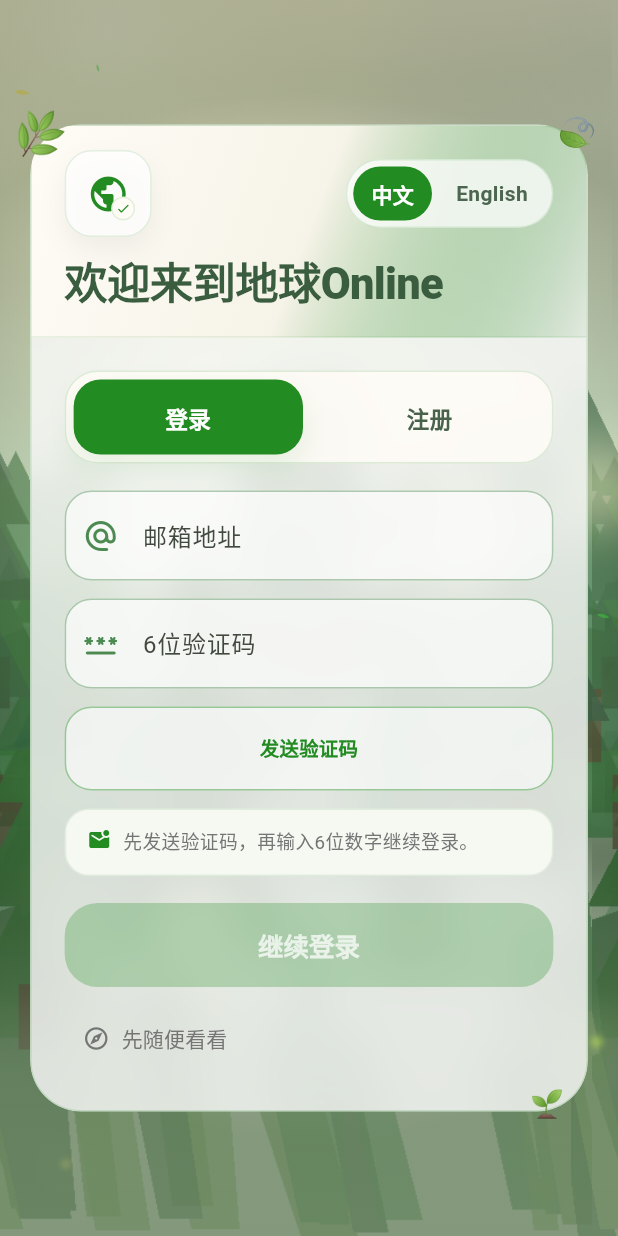
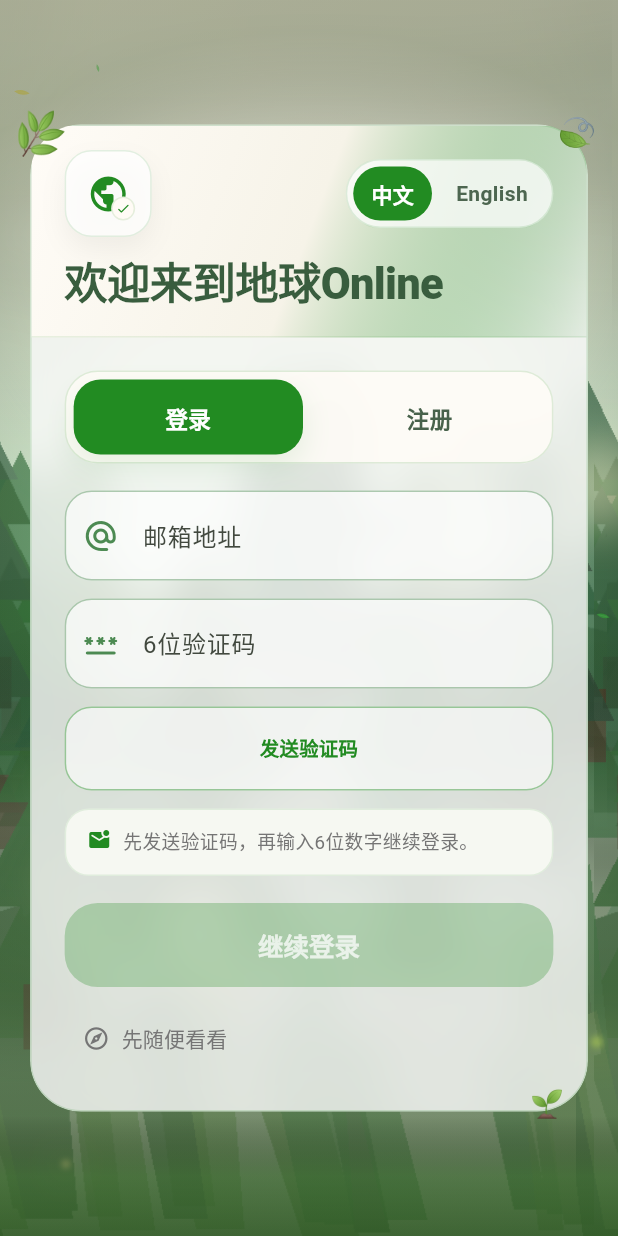
Before and after one commit to xunyud/Earth-Online, a Flutter app: the screen it shows after launch, on a phone screen of 412 x 824 dp. Run offline on Flutter 3.47's test engine with Material 3 defaults, Android fonts, the phone set to English and light mode, and no system bars; our stand-ins replace confetti, file_picker, fl_chart, flutter_markdown, shared_preferences, supabase_flutter; accounts and stored records are empty.

Commit message:
feat: 登录页视觉对齐 HTML 预览 — 浓密森林/浮动图标/强阳光
- 天空渐变增加 7 色阶，底部更深绿(#2A5428)
- 阳光系统：核心光晕(alpha 0.85) + 扩散光晕，更接近预览
- 视差层透明度 0.78 → 0.92，森林更密实
- 新增前景草丛渐变（底部 80px 深绿兜底）
- 雾气层扩展到 400px，增加中间色阶
- 新增 9 个浮动环境图标（🦋🐝🍂🌻🪶✨🌾）
- 暗角中心偏上，聚焦登录卡片区域

```diff
--- a/frontend/lib/features/auth/screens/login_screen.dart
+++ b/frontend/lib/features/auth/screens/login_screen.dart
@@ -1,4 +1,5 @@
 import 'dart:async';
+import 'dart:math' as math;
 import 'dart:ui';
 
 import 'package:flutter/material.dart';
@@ -217,6 +218,36 @@ class _LoginScreenState extends State<LoginScreen>
     }
   }
 
+  /// 浮动环境图标（蝴蝶、蜜蜂、落叶等），匹配 HTML 预览
+  List<Widget> _buildAmbientIcons() {
+    const icons = ['🦋', '🐝', '🍂', '🌻', '🪶', '✨', '🌾', '🦋', '🐝'];
+    const positions = <List<double>>[
+      [0.08, 0.15], [0.85, 0.25], [0.20, 0.70], [0.75, 0.60],
+      [0.50, 0.12], [0.35, 0.80], [0.90, 0.45], [0.12, 0.50], [0.65, 0.85],
+    ];
+    return List.generate(icons.length, (i) {
+      return Positioned(
+        left: 0,
+        top: 0,
+        right: 0,
+        bottom: 0,
+        child: IgnorePointer(
+          child: Align(
+            alignment: Alignment(
+              positions[i][0] * 2 - 1,
+              positions[i][1] * 2 - 1,
+            ),
+            child: _FloatingIcon(
+              icon: icons[i],
+              size: 16.0 + (i % 3) * 6,
+              delay: Duration(milliseconds: i * 1300),
+            ),
+          ),
+        ),
+      );
+    });
+  }
+
   @override
   Widget build(BuildContext context) {
     final questTheme = Theme.of(context).extension<QuestTheme>() ??
@@ -226,7 +257,7 @@ class _LoginScreenState extends State<LoginScreen>
     return Scaffold(
       body: Stack(
         children: [
-          // 森林视差背景
+          // ═══ 1. 天空渐变（更暖、底部更深绿）═══
           Positioned.fill(
             child: Container(
               decoration: const BoxDecoration(
@@ -235,19 +266,60 @@ class _LoginScreenState extends State<LoginScreen>
                   end: Alignment.bottomCenter,
                   colors: [
                     Color(0xFFF0EACC),
+                    Color(0xFFE2DDB5),
                     Color(0xFFC4D8A0),
                     Color(0xFF8ABF6E),
+                    Color(0xFF5A9E4A),
                     Color(0xFF3D7A3A),
+                    Color(0xFF2A5428),
                   ],
-                  stops: [0.0, 0.3, 0.6, 1.0],
+                  stops: [0.0, 0.12, 0.28, 0.48, 0.65, 0.80, 1.0],
                 ),
               ),
             ),
           ),
-          // 静态底图
+          // ═══ 2. 阳光核心（左上大面积白金色）═══
+          Positioned.fill(
+            child: IgnorePointer(
+              child: DecoratedBox(
+                decoration: BoxDecoration(
+                  gradient: RadialGradient(
+                    center: const Alignment(-0.7, -0.95),
+                    radius: 0.9,
+                    colors: [
+                      const Color(0xFFFFFCE0).withValues(alpha: 0.85),
+                      const Color(0xFFFFF5C0).withValues(alpha: 0.35),
+                      Colors.transparent,
+                    ],
+                    stops: const [0.0, 0.25, 0.65],
+                  ),
+                ),
+              ),
+            ),
+          ),
+          // ═══ 3. 阳光光晕扩散 ═══
+          Positioned.fill(
+            child: IgnorePointer(
+              child: DecoratedBox(
+                decoration: BoxDecoration(
+                  gradient: RadialGradient(
+                    center: const Alignment(-0.5, -0.7),
+                    radius: 1.2,
+                    colors: [
+                      const Color(0xFFFFF8D0).withValues(alpha: 0.35),
+                      const Color(0xFFFFEFA0).withValues(alpha: 0.1),
+                      Colors.transparent,
+                    ],
+                    stops: const [0.0, 0.35, 0.8],
+                  ),
+                ),
+              ),
+            ),
+          ),
+          // ═══ 4. 静态底图 ═══
           Positioned.fill(
             child: Opacity(
-              opacity: 0.5,
+              opacity: 0.55,
               child: Image.asset(
                 'assets/images/backgrounds/forest/login_backdrop.png',
                 fit: BoxFit.cover,
@@ -255,10 +327,10 @@ class _LoginScreenState extends State<LoginScreen>
               ),
             ),
           ),
-          // 视差滚动层
+          // ═══ 5. 视差滚动森林（更不透明）═══
           Positioned.fill(
             child: Opacity(
-              opacity: 0.78,
+              opacity: 0.92,
               child: ParallaxBackground(
                 scrollSpeed: 18,
                 layers: const [
@@ -268,63 +340,43 @@ class _LoginScreenState extends State<LoginScreen>
                   ),
                   ParallaxLayer(
                     assetPath: 'assets/images/backgrounds/forest/far.png',
-                    speed: 0.16,
+                    speed: 0.14,
                   ),
                   ParallaxLayer(
                     assetPath: 'assets/images/backgrounds/forest/mid.png',
-                    speed: 0.32,
+                    speed: 0.30,
                   ),
                   ParallaxLayer(
                     assetPath: 'assets/images/backgrounds/forest/near.png',
-                    speed: 0.58,
+                    speed: 0.52,
                   ),
                 ],
               ),
             ),
           ),
-          // 阳光主光晕（大面积暖光）
+          // ═══ 6. 暖光洗（整体偏暖）═══
           Positioned.fill(
             child: IgnorePointer(
               child: DecoratedBox(
                 decoration: BoxDecoration(
-                  gradient: RadialGradient(
-                    center: const Alignment(-0.65, -0.95),
-                    radius: 1.3,
+                  gradient: LinearGradient(
+                    begin: const Alignment(-0.8, -1.0),
+                    end: const Alignment(0.6, 0.4),
                     colors: [
-                      const Color(0xFFFFFCE0).withValues(alpha: 0.55),
-                      const Color(0xFFFFF0B0).withValues(alpha: 0.2),
+                      const Color(0xFFFFF8D0).withValues(alpha: 0.12),
                       Colors.transparent,
                     ],
-                    stops: const [0.0, 0.3, 1.0],
                   ),
                 ),
               ),
             ),
           ),
-          // 阳光副光晕（偏移暖色扩散）
-          Positioned.fill(
-            child: IgnorePointer(
-              child: DecoratedBox(
-                decoration: BoxDecoration(
-                  gradient: RadialGradient(
-                    center: const Alignment(-0.4, -0.6),
-                    radius: 0.8,
-                    colors: [
-                      const Color(0xFFFFF8C8).withValues(alpha: 0.2),
-                      Colors.transparent,
-                    ],
-                    stops: const [0.0, 1.0],
-                  ),
-                ),
-              ),
-            ),
-          ),
-          // 雾气层（底部偏上）
+          // ═══ 7. 雾气层（中部扩散）═══
           Positioned(
             bottom: 0,
             left: 0,
             right: 0,
-            height: 300,
+            height: 400,
             child: IgnorePointer(
               child: DecoratedBox(
                 decoration: BoxDecoration(
@@ -334,30 +386,56 @@ class _LoginScreenState extends State<LoginScreen>
                     colors: [
                       Colors.transparent,
                       const Color(0xFFDDEBD2).withValues(alpha: 0.2),
-                      const Color(0xFFCCE0C0).withValues(alpha: 0.35),
+                      const Color(0xFFBBD8AA).withValues(alpha: 0.3),
+                      const Color(0xFF88B870).withValues(alpha: 0.25),
+                    ],
+                    stops: const [0.0, 0.3, 0.6, 1.0],
+                  ),
+                ),
+              ),
+            ),
+          ),
+          // ═══ 8. 前景草丛渐变（底部深绿兜底）═══
+          Positioned(
+            bottom: 0,
+            left: 0,
+            right: 0,
+            height: 80,
+            child: IgnorePointer(
+              child: DecoratedBox(
+                decoration: BoxDecoration(
+                  gradient: LinearGradient(
+                    begin: Alignment.topCenter,
+                    end: Alignment.bottomCenter,
+                    colors: [
+                      Colors.transparent,
+                      const Color(0xFF3A7A2E).withValues(alpha: 0.5),
+                      const Color(0xFF2D6622).withValues(alpha: 0.7),
                     ],
                   ),
                 ),
               ),
             ),
           ),
-          // 粒子系统（树叶 + 萤火虫 + 阳光浮尘 + 光斑）
+          // ═══ 9. 粒子系统 ═══
           const Positioned.fill(
             child: ForestParticles(),
           ),
-          // 暗角
+          // ═══ 10. 浮动环境图标（蝴蝶/蜜蜂等）═══
+          ..._buildAmbientIcons(),
+          // ═══ 11. 暗角 ═══
           Positioned.fill(
             child: IgnorePointer(
               child: DecoratedBox(
                 decoration: BoxDecoration(
                   gradient: RadialGradient(
-                    center: Alignment.center,
+                    center: const Alignment(0.0, -0.1),
                     radius: 0.85,
                     colors: [
                       Colors.transparent,
-                      const Color(0xFF1E3214).withValues(alpha: 0.3),
+                      const Color(0xFF1E3214).withValues(alpha: 0.35),
                     ],
-                    stops: const [0.55, 1.0],
+                    stops: const [0.5, 1.0],
                   ),
                 ),
               ),
@@ -1079,6 +1157,70 @@ class _AnimatedPrimaryButton extends StatelessWidget {
   }
 }
 
+/// 浮动环境图标动画组件
+class _FloatingIcon extends StatefulWidget {
+  final String icon;
+  final double size;
+  final Duration delay;
+
+  const _FloatingIcon({
+    required this.icon,
+    required this.size,
+    this.delay = Duration.zero,
+  });
+
+  @override
+  State<_FloatingIcon> createState() => _FloatingIconState();
+}
+
+class _FloatingIconState extends State<_FloatingIcon>
+    with SingleTickerProviderStateMixin {
+  late AnimationController _ctrl;
+
+  @override
+  void initState() {
+    super.initState();
+    _ctrl = AnimationController(
+      duration: const Duration(seconds: 8),
+      vsync: this,
+    );
+    Future.delayed(widget.delay, () {
+      if (mounted) _ctrl.repeat();
+    });
+  }
+
+  @override
+  void dispose() {
+    _ctrl.dispose();
+    super.dispose();
+  }
+
+  @override
+  Widget build(BuildContext context) {
+    return AnimatedBuilder(
+      animation: _ctrl,
+      builder: (context, child) {
+        final t = _ctrl.value;
+        // 正弦浮动 + 淡入淡出
+        final dy = math.sin(t * math.pi * 2) * 18;
+        final dx = math.cos(t * math.pi * 2 * 0.7) * 8;
+        final opacity = (math.sin(t * math.pi * 2) * 0.5 + 0.5)
+            .clamp(0.15, 0.55);
+        return Transform.translate(
+          offset: Offset(dx, dy),
+          child: Opacity(
+            opacity: opacity,
+            child: Text(
+              widget.icon,
+              style: TextStyle(fontSize: widget.size),
+            ),
+          ),
+        );
+      },
+    );
+  }
+}
+
 class _AuthCopy {
   final bool isEnglish;
   final bool isRegisterMode;
```
Also changed, not shown: promo-video/public/screens/login.png.
